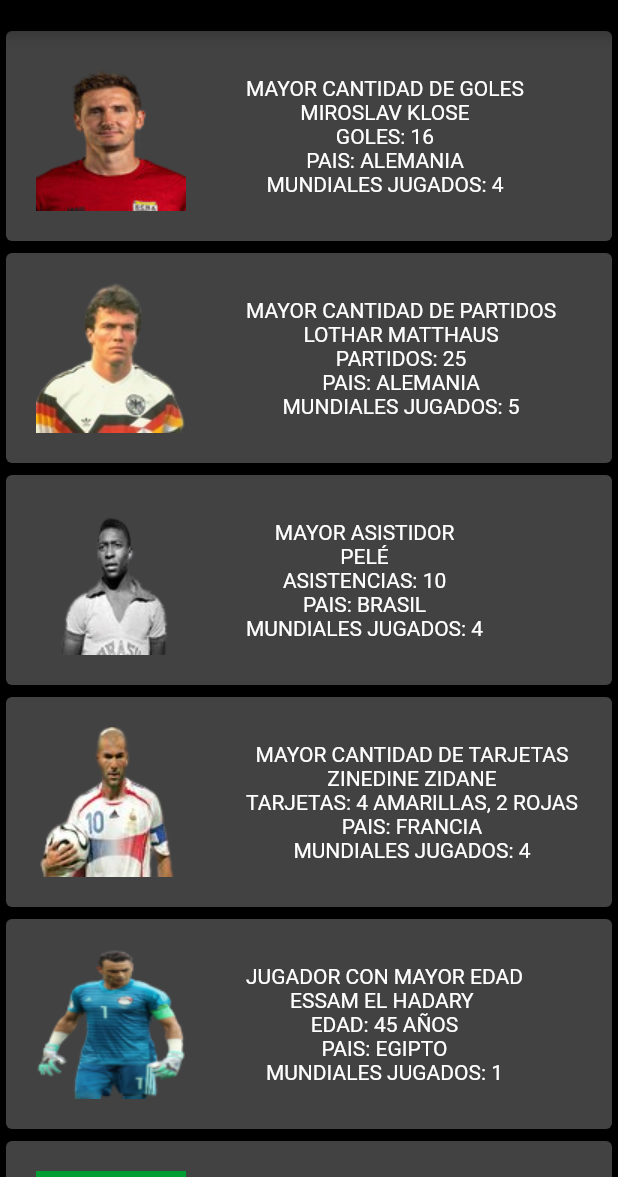
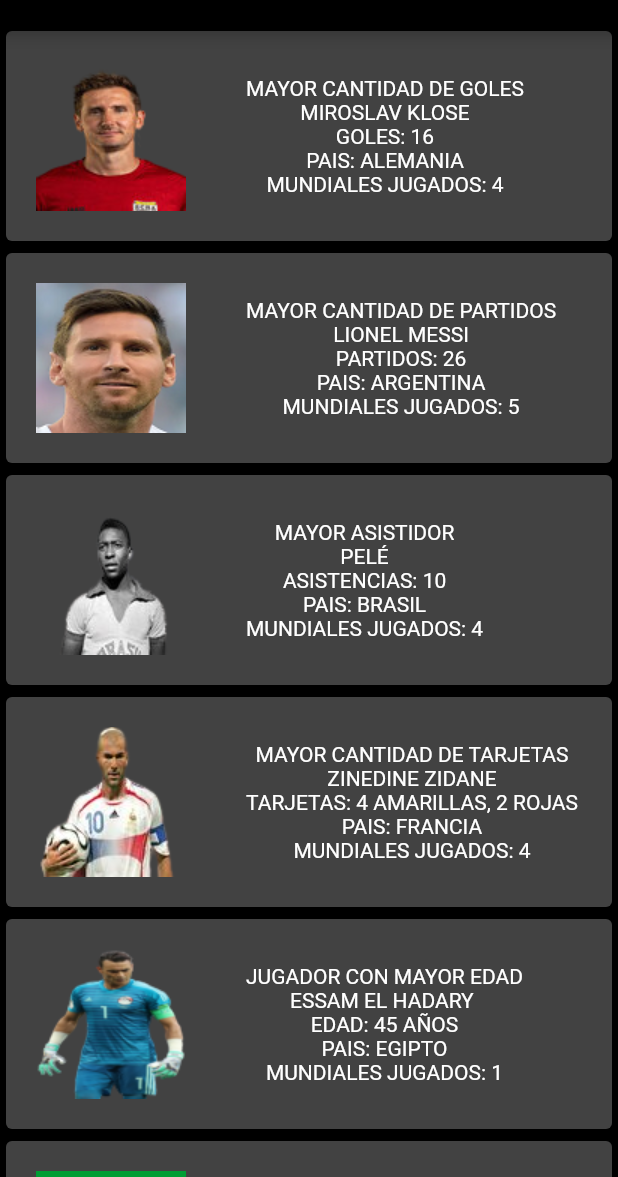
Before and after one commit to DamatoG/app_flutter_final_lab4, a Flutter app: the StatsPage screen opened by its route, on a phone screen of 412 x 824 dp, the part 59-1236 px from its top. Run offline on Flutter 3.47's test engine with Material 2 defaults, Android fonts, the phone set to English and light mode, and no system bars; network calls fail.

Commit message:
cambios estadisticas

```diff
--- a/lib/pages/stats_page.dart
+++ b/lib/pages/stats_page.dart
@@ -12,11 +12,11 @@ class StatsPage extends StatelessWidget {
       'cantidad': "MUNDIALES JUGADOS: 4",
     },
     {
-      'foto': 'assets/images/stats/Lothar.png',
+      'foto': 'assets/images/stats/Messi.png',
       'logro': "MAYOR CANTIDAD DE PARTIDOS",
-      'nombre': "LOTHAR MATTHAUS",
-      'variante': "PARTIDOS: 25",
-      'pais': "PAIS: ALEMANIA",
+      'nombre': "LIONEL MESSI",
+      'variante': "PARTIDOS: 26",
+      'pais': "PAIS: ARGENTINA",
       'cantidad': "MUNDIALES JUGADOS: 5",
     },
     {
```
Also changed, not shown: assets/images/stats/Lothar.png (deleted), assets/images/stats/Messi.png (added).
